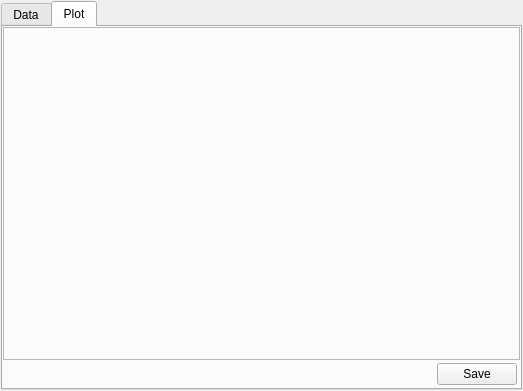
First picture: the form in iterui/ui/WidgetParam.ui, repository theysp/FDSNMH_GUI, before the edit.
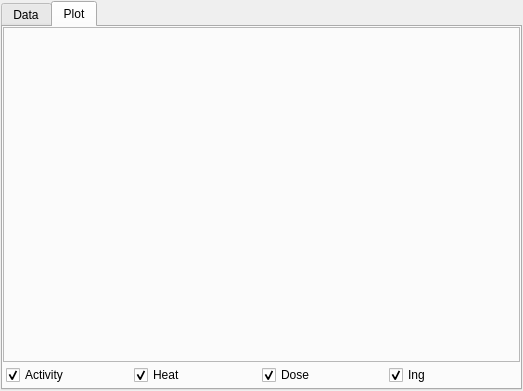
Second picture: the form after the edit. The open tabs and pages were chosen to show the change.

Commit message:
Finished parameters display dialog
Finished parameters display dialog, perfect

The edit to the form file:
```diff
--- a/iterui/ui/WidgetParam.ui
+++ b/iterui/ui/WidgetParam.ui
@@ -254,22 +254,42 @@
           <number>3</number>
          </property>
          <item>
-          <spacer name="horizontalSpacer">
-           <property name="orientation">
-            <enum>Qt::Horizontal</enum>
+          <widget class="QCheckBox" name="checkBoxAct">
+           <property name="text">
+            <string>Activity</string>
            </property>
-           <property name="sizeHint" stdset="0">
-            <size>
-             <width>40</width>
-             <height>20</height>
-            </size>
+           <property name="checked">
+            <bool>true</bool>
            </property>
-          </spacer>
+          </widget>
          </item>
          <item>
-          <widget class="QPushButton" name="pushButtonSavePlot">
+          <widget class="QCheckBox" name="checkBoxHeat">
            <property name="text">
-            <string>Save</string>
+            <string>Heat</string>
+           </property>
+           <property name="checked">
+            <bool>true</bool>
+           </property>
+          </widget>
+         </item>
+         <item>
+          <widget class="QCheckBox" name="checkBoxDose">
+           <property name="text">
+            <string>Dose</string>
+           </property>
+           <property name="checked">
+            <bool>true</bool>
+           </property>
+          </widget>
+         </item>
+         <item>
+          <widget class="QCheckBox" name="checkBoxIng">
+           <property name="text">
+            <string>Ing</string>
+           </property>
+           <property name="checked">
+            <bool>true</bool>
            </property>
           </widget>
          </item>
```
Left out of the diff: 4 changed lines with no effect on the pictures. The commit also changes 3 other files.
